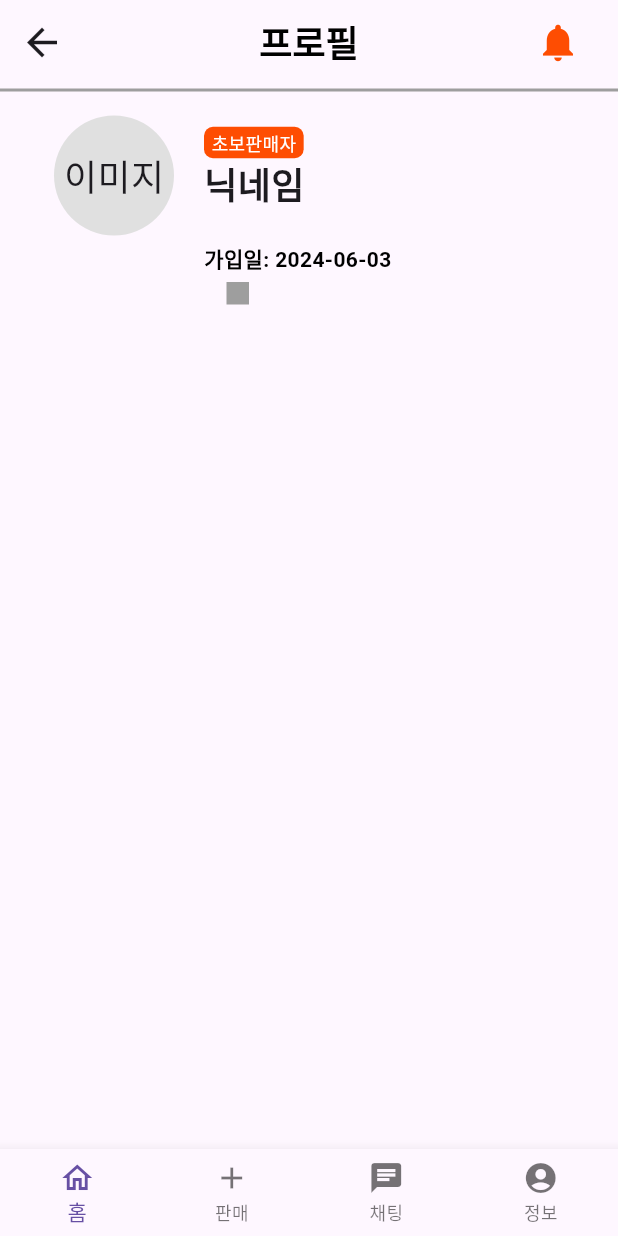
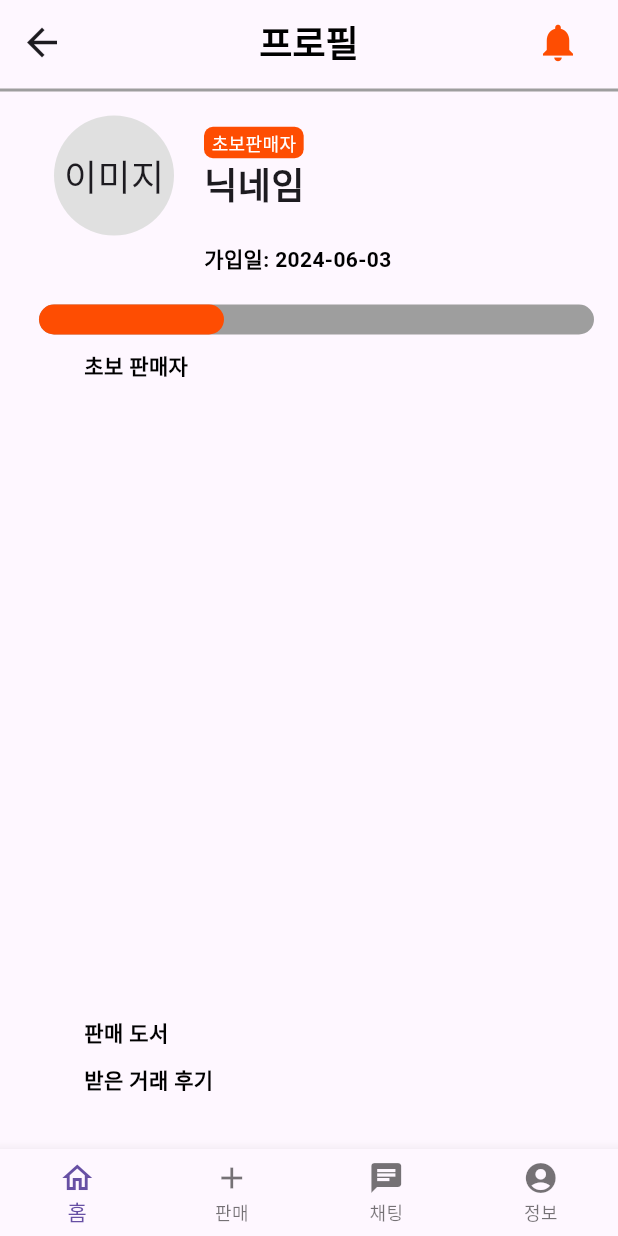
Before and after one commit to pknu-wap/-2-Y-NOT-Project, a Flutter app: the screen it shows after launch, item 4 of the bottom bar chosen, after a tap on "초보판매자", on a phone screen of 412 x 824 dp. Run offline on Flutter 3.47's test engine with Material 3 defaults, Android fonts, the phone set to English and light mode, and no system bars; our stand-ins replace cloud_firestore, firebase_auth, firebase_core, get, image_picker; missing offline and left inert: chatview; accounts and stored records are empty; project files that could hold a hidden picture were left out.

```diff
--- a/lib/main.dart
+++ b/lib/main.dart
@@ -24,7 +24,7 @@ class MyApp extends StatelessWidget {
       routes: {
         '/success': (context) => ChatListScreen(),//BookList(Searchresult: searchresult),
       },
-      home: MyPage(),
+      home: ProfilePage(),
     );
   }
 }
--- a/lib/profile.dart
+++ b/lib/profile.dart
@@ -1,8 +1,7 @@
 import 'package:flutter/material.dart';
 import 'package:get/get.dart'; // GetX 패키지를 사용하는 경우 추가
 import 'package:flutter_01/Book_SearchList.dart' as BookSearch;
-
-// 다른 곳에서 사용할 때는 BookSearch.BookInfo, BookSearch.BookList로 접근import 'package:flutter_01/WishList.dart';
+import 'package:flutter_01/WishList.dart';
 import 'package:flutter_01/successPage.dart';
 import 'package:flutter_01/MyPage.dart';
 
@@ -65,7 +64,7 @@ class ProfilePage extends StatelessWidget {
                   context,
                   MaterialPageRoute(
                     builder: (context) =>
-                        const NotificationsPage(), // 알림 페이지로 이동
+                    const NotificationsPage(), // 알림 페이지로 이동
                   ),
                 );
               },
@@ -122,7 +121,7 @@ class ProfilePage extends StatelessWidget {
                     Text(
                       '닉네임',
                       style:
-                          TextStyle(fontSize: 24, fontWeight: FontWeight.bold),
+                      TextStyle(fontSize: 24, fontWeight: FontWeight.bold),
                     ),
                     SizedBox(height: 10), // 닉네임과 가입일 텍스트 사이의 간격
                   ],
@@ -140,16 +139,59 @@ class ProfilePage extends StatelessWidget {
                 ),
               ],
             ),
-            SizedBox(height: 5), // 가입일 텍스트와 다음 요소 사이의 간격
+            SizedBox(height: 20), // 가입일 텍스트와 다음 요소 사이의 간격
             Row(
               children: [
-                SizedBox(width: 135), // 왼쪽 여백
-                Container(
-                  height: 15, // 회색 부분의 높이
-                  color: Colors.grey, // 회색 배경색
-                  width: 15, // 회색 부분의 너비
+                SizedBox(width: 10), // 왼쪽 여백
+                Expanded(
+                  child: Container(
+                    height: 20, // 회색 부분의 높이
+                    decoration: BoxDecoration(
+                      borderRadius: BorderRadius.circular(15), // 둥근 모서리 설정
+                      color: Colors.grey, // 회색 배경색
+                    ),
+                    child: Stack(
+                      children: [
+                        FractionallySizedBox(
+                          widthFactor: 1 / 3, // 1/3만큼의 너비
+                          child: Container(
+                            decoration: BoxDecoration(
+                              borderRadius: BorderRadius.circular(15), // 전체 둥근 모서리
+                              color: Color(0xFFFE4D02), // FE4D02 색상
+                            ),
+                          ),
+                        ),
+                      ],
+                    ),
+                  ),
                 ),
               ],
+            ),
+            SizedBox(height: 10), // 색 줄과 텍스트 사이의 간격
+            Padding(
+              padding: const EdgeInsets.only(left: 40), // 왼쪽 여백 추가
+              child: Text(
+                '초보 판매자',
+                style: TextStyle(
+                    color: Colors.black, fontWeight: FontWeight.bold),
+              ),
+            ),
+            Spacer(), // Add a spacer to push the next elements to the bottom
+            Padding(
+              padding: const EdgeInsets.only(left: 40, bottom: 10), // 왼쪽 여백 추가
+              child: Text(
+                '판매 도서',
+                style: TextStyle(
+                    color: Colors.black, fontWeight: FontWeight.bold),
+              ),
+            ),
+            Padding(
+              padding: const EdgeInsets.only(left: 40, bottom: 20), // 왼쪽 여백 추가
+              child: Text(
+                '받은 거래 후기',
+                style: TextStyle(
+                    color: Colors.black, fontWeight: FontWeight.bold),
+              ),
             ),
           ],
         ),
@@ -159,7 +201,7 @@ class ProfilePage extends StatelessWidget {
           switch (index) {
             case 0:
               Navigator.push(
-                  context, MaterialPageRoute(builder: (context) => MainPage()));
+                  context, MaterialPageRoute(builder: (context) => HomePage()));
               break;
             case 1:
               Navigator.push(
```
